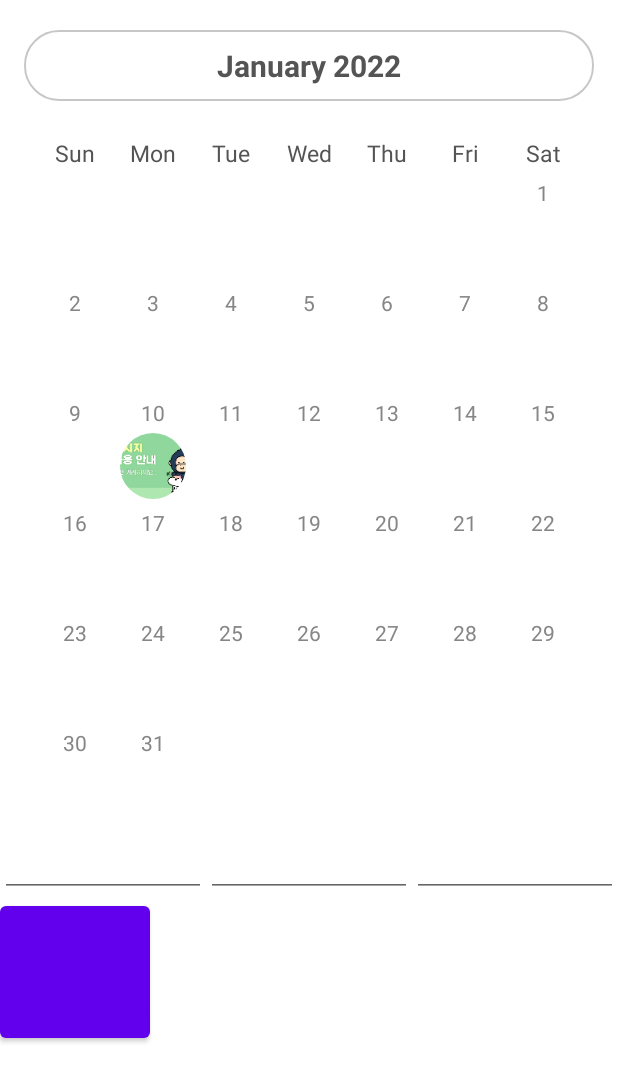
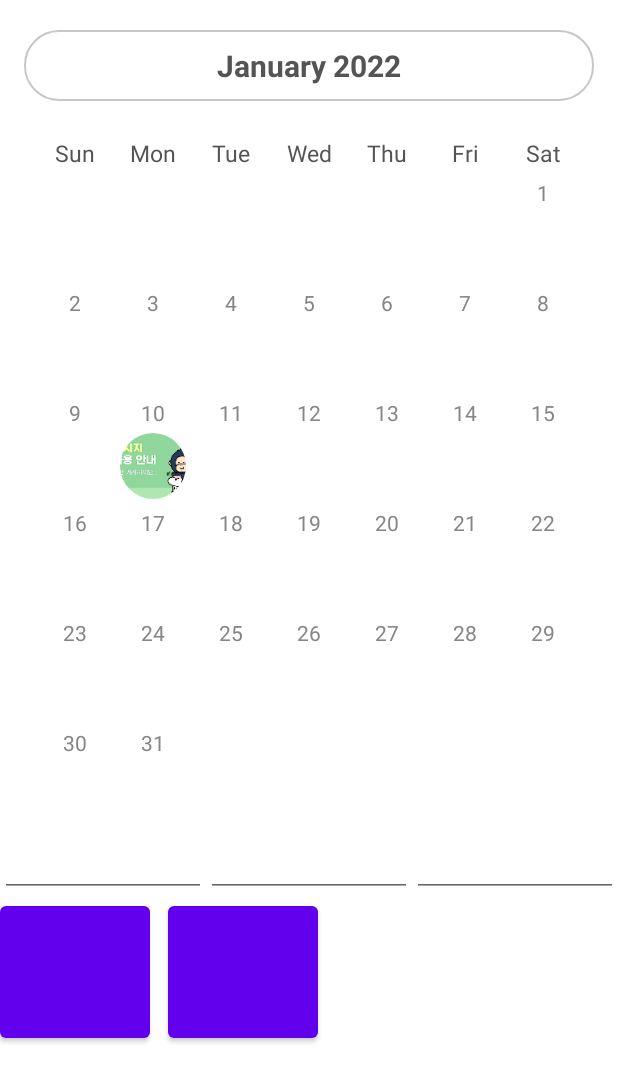
Before and after one commit to jongmin1217/android-image-calendar, an Android app built with Jetpack Compose: the screen it shows after launch (SampleCalendarActivity), after a tap on "10", on a phone screen of 412 x 824 dp. Shown: the top 1082 px of the screen. Run offline under Robolectric (Android 15) with nearby library versions, the phone set to English and light mode, and no system bars; our stand-ins replace CircleImageView, Room's generated code, RxJava, data binding; libraries missing offline, so code that uses them is left out: com.esafirm.imagepicker; 1 statement that could not run was skipped.

```diff
--- a/app/src/main/res/layout/activity_sample_calendar.xml
+++ b/app/src/main/res/layout/activity_sample_calendar.xml
@@ -29,6 +29,7 @@
             app:layout_constraintTop_toBottomOf="@id/image_calendar_view"
             app:layout_constraintStart_toStartOf="parent"
             app:layout_constraintEnd_toStartOf="@id/test_2"
+            android:inputType="number"
             />
 
         <EditText
@@ -57,7 +58,16 @@
             android:layout_height="100dp"
             app:layout_constraintTop_toBottomOf="@id/test_3"
             app:layout_constraintStart_toStartOf="parent"
-            android:inputType="number"
+
+            />
+
+        <Button
+            android:id="@+id/btn_2"
+            android:layout_width="100dp"
+            android:layout_height="100dp"
+            app:layout_constraintTop_toBottomOf="@id/test_3"
+            app:layout_constraintStart_toEndOf="@id/btn"
+            android:layout_marginStart="12dp"
             />
 
 
--- a/imageCalendar/src/main/java/com/bellminp/imagecalendar/adapter/CalendarAdapter.kt
+++ b/imageCalendar/src/main/java/com/bellminp/imagecalendar/adapter/CalendarAdapter.kt
@@ -16,7 +16,6 @@ class CalendarAdapter(private val listener : CalendarListener) : RecyclerView.Ad
     var items = ArrayList<CalendarData>()
         set(value){
             field = value
-            Log.d("timber","$value")
             notifyDataSetChanged()
         }
 
--- a/imageCalendar/src/main/java/com/bellminp/imagecalendar/database/ImageCalendar.kt
+++ b/imageCalendar/src/main/java/com/bellminp/imagecalendar/database/ImageCalendar.kt
@@ -1,16 +1,18 @@
 package com.bellminp.imagecalendar.database
 
-import android.annotation.SuppressLint
 import android.content.Context
 import android.net.Uri
 import android.util.Log
+import com.bellminp.imagecalendar.listener.DeleteCalendarCallback
+import com.bellminp.imagecalendar.listener.InsertCalendarCallback
+import com.bellminp.imagecalendar.model.DeleteCalendarData
+import com.bellminp.imagecalendar.model.InsertCalendarData
 import com.bellminp.imagecalendar.model.RoomCalendarData
 import com.bellminp.imagecalendar.utils.Utils
 import io.reactivex.android.schedulers.AndroidSchedulers
 import io.reactivex.disposables.CompositeDisposable
 import io.reactivex.disposables.Disposable
 import io.reactivex.schedulers.Schedulers
-import kotlin.coroutines.coroutineContext
 
 class ImageCalendar(private val context: Context) {
     private val compositeDisposable = CompositeDisposable()
@@ -20,48 +22,63 @@ class ImageCalendar(private val context: Context) {
         compositeDisposable.add(disposable)
     }
 
-    fun deleteCalendar(tag: String, year: Int,month: Int,day: Int){
-        addDisposable(database.roomCalendarDataDao().delete(tag, year, month, day)
+    fun deleteCalendar(deleteCalendarData: DeleteCalendarData, callback: DeleteCalendarCallback){
+        deleteCalendar(listOf(deleteCalendarData),callback)
+    }
+
+    fun deleteCalendar(deleteCalendarData: List<DeleteCalendarData>, callback: DeleteCalendarCallback) {
+        addDisposable(database.roomCalendarDataDao().delete(
+            deleteCalendarData
+        )
             .subscribeOn(Schedulers.io())
             .observeOn(AndroidSchedulers.mainThread())
             .subscribe({
-                Log.d("timber","delete ok")
+                callback.onSuccess()
             }) {
-                Log.d("timber","delete error $it")
+                callback.onFail(it)
             })
     }
 
 
-    fun addCalendar(year : Int, month : Int, day : Int, tag : String, image : Any, textColor : Int?=null){
-        val data = RoomCalendarData(
+    fun addCalendar(insertCalendarData: InsertCalendarData, callback: InsertCalendarCallback) {
+        addCalendar(listOf(insertCalendarData),callback)
+    }
+
+   fun addCalendar(insertCalendarData: List<InsertCalendarData>,callback: InsertCalendarCallback){
+       val list = insertCalendarData.map {
+           RoomCalendarData(
                0,
-            year,
-            month,
-            day,
-            tag,
+               it.year,
+               it.month,
+               it.day,
+               it.tag,
                Utils.getUnixTime(),
-            when(image){
-                is String -> image
-                is Uri -> image.toString()
+               when (it.image) {
+                   is String -> it.image
+                   is Uri -> it.image.toString()
                    is Int -> {
-                    val iconName = context.resources.getResourceEntryName(image)
-                    val resId = context.resources.getIdentifier(iconName,"drawable",context.packageName)
-                    Log.d("timber","$resId")
+                       val iconName = context.resources.getResourceEntryName(it.image)
+                       val resId =
+                           context.resources.getIdentifier(iconName, "drawable", context.packageName)
                        resId.toString()
                    }
                    else -> null
                },
-            textColor
+               it.textColor
            )
+       }
 
-
-        addDisposable(database.roomCalendarDataDao().insertCalendar(data)
+       addDisposable(database.roomCalendarDataDao().insertCalendar(list)
            .subscribeOn(Schedulers.io())
            .observeOn(AndroidSchedulers.mainThread())
            .subscribe({
-                Log.d("timber","insert ok")
+               callback.onSuccess()
            }) {
-                Log.d("timber","insert error $it")
+               callback.onFail(it)
            })
    }
+
+
+
+
 }
--- a/imageCalendar/src/main/java/com/bellminp/imagecalendar/database/RoomCalendarDataDao.kt
+++ b/imageCalendar/src/main/java/com/bellminp/imagecalendar/database/RoomCalendarDataDao.kt
@@ -4,6 +4,7 @@ import androidx.room.Dao
 import androidx.room.Insert
 import androidx.room.Query
 import androidx.room.Update
+import com.bellminp.imagecalendar.model.DeleteCalendarData
 import com.bellminp.imagecalendar.model.RoomCalendarData
 import io.reactivex.Completable
 import io.reactivex.Observable
@@ -13,17 +14,17 @@ import io.reactivex.Single
 interface RoomCalendarDataDao {
 
     @Query("SELECT * FROM bm_calendar WHERE tag = :tag AND year = :year AND month = :month")
-    fun getCalendar(tag : String, year : Int, month : Int) : Observable<List<RoomCalendarData>>
+    fun getCalendar(tag: String, year: Int, month: Int): Observable<List<RoomCalendarData>>
 
     @Query("SELECT * FROM bm_calendar WHERE tag = :tag AND year = :year AND month = :month AND day = :day")
-    fun getCalendarDay(tag : String, year : Int, month : Int,day : Int) : Single<List<RoomCalendarData>>
+    fun getCalendarDay(tag: String, year: Int, month: Int, day: Int): Single<List<RoomCalendarData>>
 
     @Insert
-    fun insertCalendar(roomCalendarData: RoomCalendarData) : Completable
+    fun insertCalendar(roomCalendarData: List<RoomCalendarData>): Completable
 
     @Update
-    fun updateCalendar(roomCalendarData: RoomCalendarData) : Completable
+    fun updateCalendar(roomCalendarData: RoomCalendarData): Completable
 
-    @Query("DELETE FROM bm_calendar WHERE tag = :tag AND year = :year AND month = :month AND day = :day" )
-    fun delete(tag: String, year: Int,month: Int,day: Int) : Completable
+    @Query("DELETE FROM bm_calendar WHERE tag in (:deleteCalendarData) AND year in (:deleteCalendarData) AND month in (:deleteCalendarData) AND day in (:deleteCalendarData)")
+    fun delete(deleteCalendarData: List<DeleteCalendarData>): Completable
 }
--- /dev/null
+++ b/imageCalendar/src/main/java/com/bellminp/imagecalendar/listener/DeleteCalendarCallback.kt
@@ -0,0 +1,6 @@
+package com.bellminp.imagecalendar.listener
+
+interface DeleteCalendarCallback {
+    fun onSuccess()
+    fun onFail(error : Throwable)
+}
--- /dev/null
+++ b/imageCalendar/src/main/java/com/bellminp/imagecalendar/listener/InsertCalendarCallback.kt
@@ -0,0 +1,8 @@
+package com.bellminp.imagecalendar.listener
+
+import com.bellminp.imagecalendar.model.RoomCalendarData
+
+interface InsertCalendarCallback {
+    fun onSuccess()
+    fun onFail(error : Throwable)
+}
--- /dev/null
+++ b/imageCalendar/src/main/java/com/bellminp/imagecalendar/model/InsertCalendarData.kt
@@ -0,0 +1,10 @@
+package com.bellminp.imagecalendar.model
+
+data class InsertCalendarData(
+    val year : Int,
+    val month : Int,
+    val day : Int,
+    val tag : String,
+    val image : Any? = null,
+    val textColor : Int?=null
+)
--- a/imageCalendar/src/main/java/com/bellminp/imagecalendar/utils/BindingAdapter.kt
+++ b/imageCalendar/src/main/java/com/bellminp/imagecalendar/utils/BindingAdapter.kt
@@ -55,22 +55,21 @@ object BindingAdapter {
     @BindingAdapter("setImage")
     @JvmStatic
     fun setImage(imageView: ImageView, url: Any?) {
-        url?.let {
-            val imageUrl = when(it){
+        val glide = Glide.with(imageView)
+        if(url != null){
+            val imageUrl = when(url){
                 is String -> {
-                    val isNumeric = Utils.chkNum(it)
-                    if(isNumeric) it.toInt()
-                    else it
+                    val isNumeric = Utils.chkNum(url)
+                    if(isNumeric) url.toInt()
+                    else url
                 }
-                is Int -> {
-                    it
-                }
+                is Int -> url
                 else -> return
             }
 
-            Glide.with(imageView)
-                .load(imageUrl)
-                .into(imageView)
+            glide.load(imageUrl).into(imageView)
+        }else{
+            glide.clear(imageView)
         }
     }
 
```
Also changed, not shown: app/src/main/java/com/bellminp/samplelibrary/SampleCalendarActivity.kt (+82 -23 lines), imageCalendar/src/main/java/com/bellminp/imagecalendar/model/DeleteCalendarData.kt (added, +10 -0 lines). Lines whose indentation alone changed are shown as unchanged.
